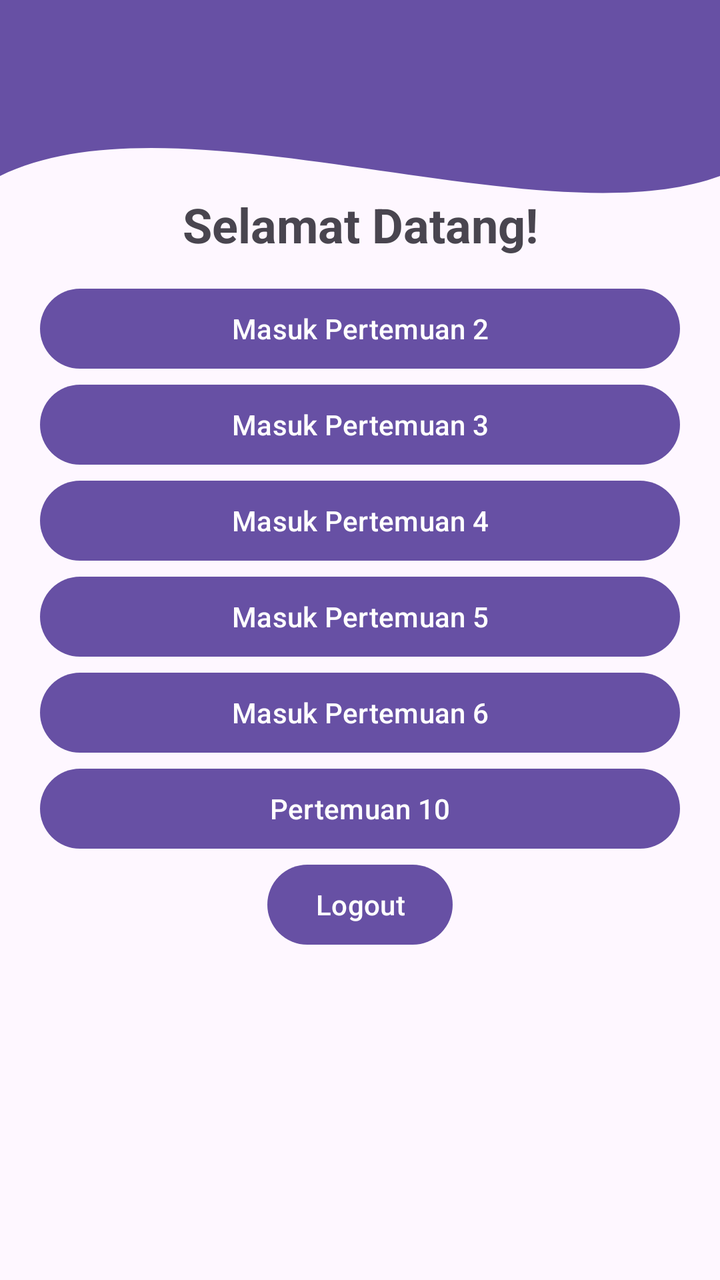
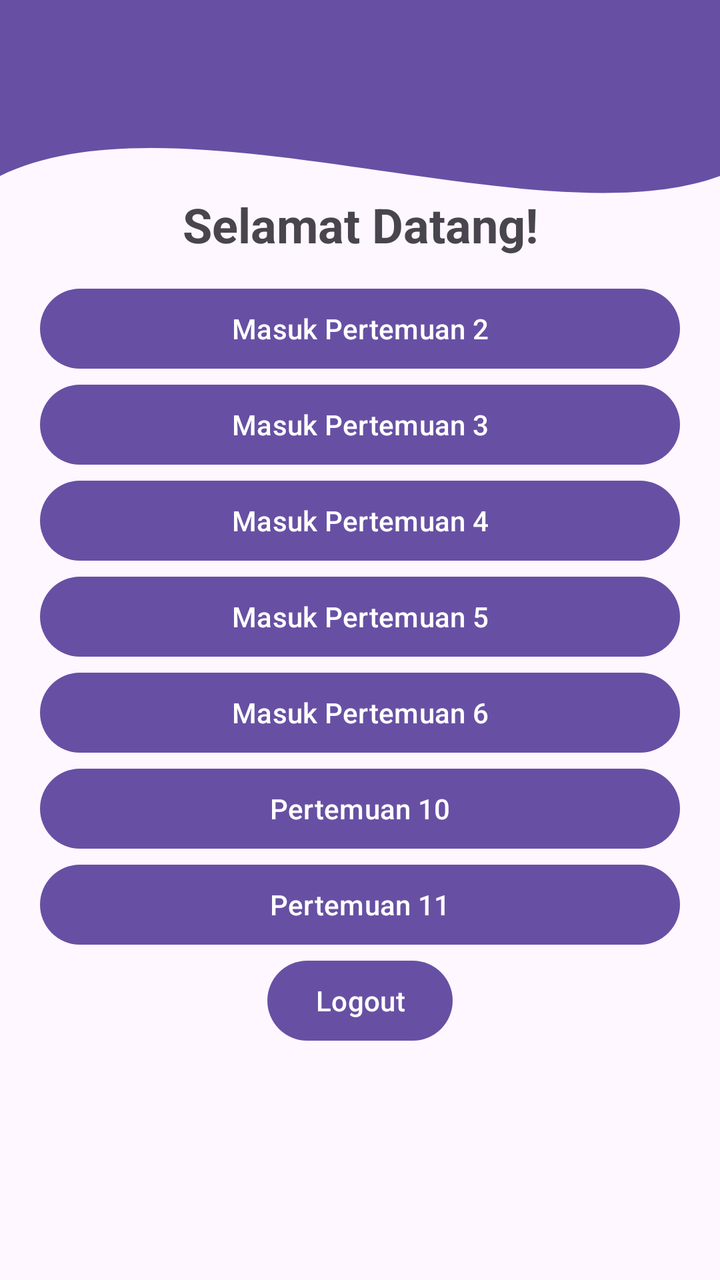

Compare the two renders of this Android layout. The source of the first and the diff that turns it into the second are given below.
<!-- AndroidManifest.xml: application theme Theme.Neptunus_Daniss -->
<!-- res/layout/fragment_home.xml -->
<?xml version="1.0" encoding="utf-8"?>
<androidx.constraintlayout.widget.ConstraintLayout xmlns:android="http://schemas.android.com/apk/res/android"
    xmlns:app="http://schemas.android.com/apk/res-auto"
    android:layout_width="match_parent"
    android:layout_height="match_parent">

    <View
        android:id="@+id/background_header"
        android:layout_width="0dp"
        android:layout_height="220dp"
        android:background="@drawable/bg_header_wave"
        app:layout_constraintEnd_toEndOf="parent"
        app:layout_constraintStart_toStartOf="parent"
        app:layout_constraintTop_toTopOf="parent" />

    <androidx.appcompat.widget.Toolbar
        android:id="@+id/toolbar"
        android:layout_width="0dp"
        android:layout_height="?attr/actionBarSize"
        android:background="?attr/colorPrimary"
        app:titleTextColor="@android:color/white"
        app:layout_constraintEnd_toEndOf="parent"
        app:layout_constraintStart_toStartOf="parent"
        app:layout_constraintTop_toTopOf="parent" />

    <ScrollView
        android:layout_width="0dp"
        android:layout_height="0dp"
        android:fillViewport="true"
        app:layout_constraintBottom_toBottomOf="parent"
        app:layout_constraintEnd_toEndOf="parent"
        app:layout_constraintStart_toStartOf="parent"
        app:layout_constraintTop_toBottomOf="@id/toolbar">

        <LinearLayout
            android:layout_width="match_parent"
            android:layout_height="wrap_content"
            android:gravity="center_horizontal"
            android:orientation="vertical"
            android:padding="20dp">

            <TextView
                android:id="@+id/textWelcome"
                android:layout_width="match_parent"
                android:layout_height="wrap_content"
                android:gravity="center"
                android:padding="12dp"
                android:text="@string/welcome"
                android:textSize="24sp"
                android:textStyle="bold" />

            <Button
                android:id="@+id/btnPertemuan2"
                android:layout_width="match_parent"
                android:layout_height="wrap_content"
                android:text="Masuk Pertemuan 2" />

            <Button
                android:id="@+id/btnPertemuan3"
                android:layout_width="match_parent"
                android:layout_height="wrap_content"
                android:text="Masuk Pertemuan 3" />

            <Button
                android:id="@+id/btnMasuk"
                android:layout_width="match_parent"
                android:layout_height="wrap_content"
                android:text="Masuk Pertemuan 4" />

            <Button
                android:id="@+id/btnMasukP5"
                android:layout_width="match_parent"
                android:layout_height="wrap_content"
                android:text="Masuk Pertemuan 5" />

            <Button
                android:id="@+id/btnPertemuan6"
                android:layout_width="match_parent"
                android:layout_height="wrap_content"
                android:text="Masuk Pertemuan 6" />

            <Button
                android:id="@+id/btnPertemuan9"
                android:layout_width="match_parent"
                android:layout_height="wrap_content"
                android:text="Pertemuan 10" />

            <Button
                android:id="@+id/btnLogout"
                android:layout_width="wrap_content"
                android:layout_height="wrap_content"
                android:text="Logout" />
        </LinearLayout>
    </ScrollView>
</androidx.constraintlayout.widget.ConstraintLayout>
<!-- resources referenced by this layout -->
<resources>
  <!-- drawable bg_header_wave (drawable) -->
  <vector xmlns:android="http://schemas.android.com/apk/res/android"
      android:width="100dp"
      android:height="100dp"
      android:viewportWidth="100"
      android:viewportHeight="100">
      <path
          android:fillColor="?attr/colorPrimary"
          android:pathData="M0,0 L100,0 L100,40 C75,55 25,20 0,40 Z" />
  </vector>
  <string name="welcome">Selamat Datang!</string>
  <style name="Theme.Neptunus_Daniss" parent="Base.Theme.Neptunus_Daniss" />
  <style name="Base.Theme.Neptunus_Daniss" parent="Theme.Material3.DayNight.NoActionBar">
          
          
      </style>
</resources>

<!-- the commit's change to res/layout/fragment_home.xml (unified diff, before → after) -->
@@ -86,6 +86,12 @@
                 android:text="Pertemuan 10" />
 
             <Button
+                android:id="@+id/btnPertemuan11"
+                android:layout_width="match_parent"
+                android:layout_height="wrap_content"
+                android:text="Pertemuan 11" />
+
+            <Button
                 android:id="@+id/btnLogout"
                 android:layout_width="wrap_content"
                 android:layout_height="wrap_content"
